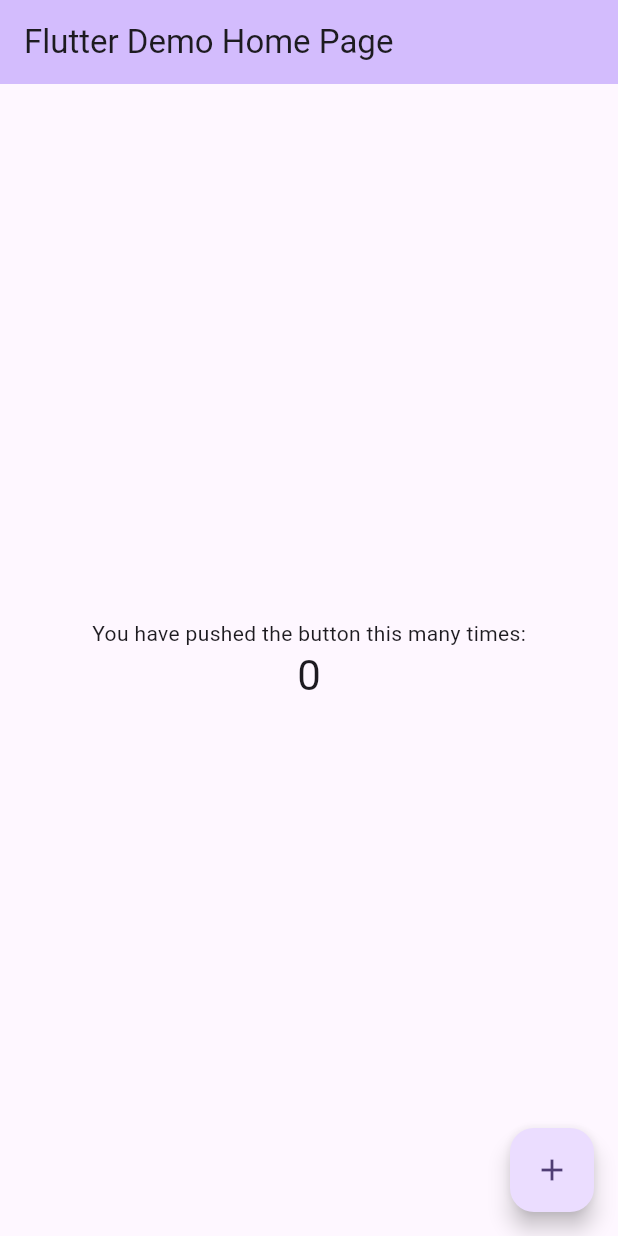
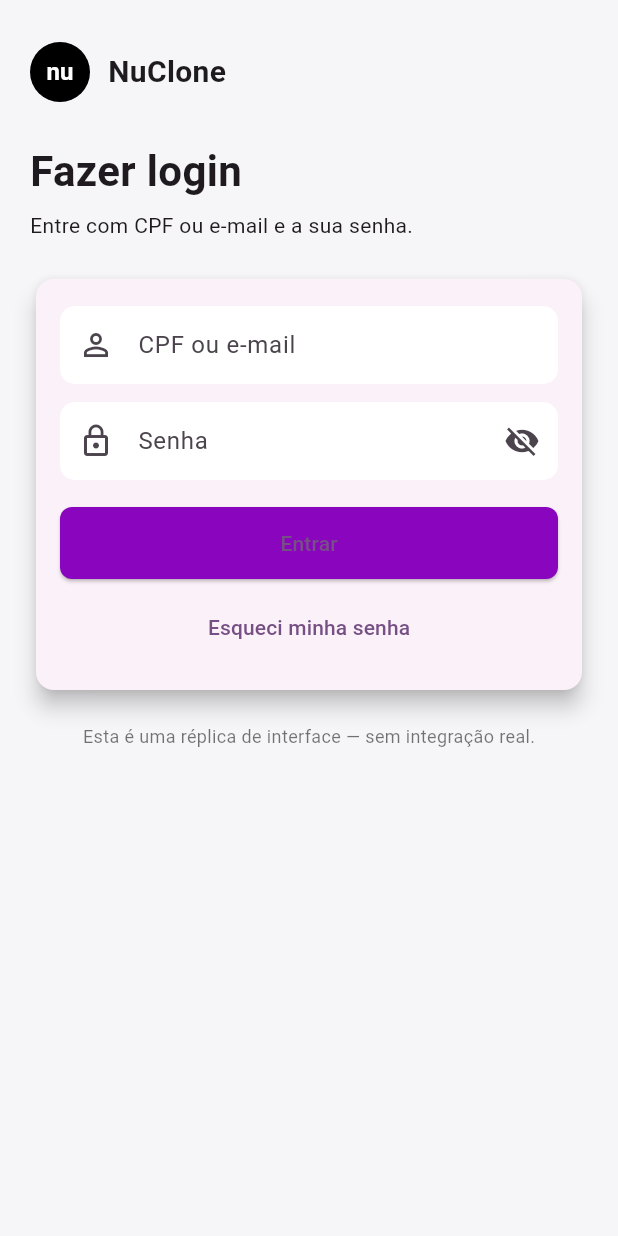
Before and after one commit to marcokovaleski/nubank-like, a Flutter app: the screen it shows after launch, on a phone screen of 412 x 824 dp. Run offline on Flutter 3.47's test engine with Material 3 defaults, Android fonts, the phone set to English and light mode, and no system bars.

Commit message:
first version

```diff
--- a/lib/main.dart
+++ b/lib/main.dart
@@ -1,122 +1,55 @@
+// lib/main.dart
 import 'package:flutter/material.dart';
+import 'screens/splash_screen.dart';
+import 'screens/login_screen.dart';
+import 'screens/home_screen.dart';
 
 void main() {
-  runApp(const MyApp());
+  runApp(const NubankUiCloneApp());
 }
 
-class MyApp extends StatelessWidget {
-  const MyApp({super.key});
+/// Aplicação principal com rotas nomeadas.
+/// Observação: ajustei o tema para priorizar a paleta "roxinha" parecida com o Nubank.
+class NubankUiCloneApp extends StatelessWidget {
+  const NubankUiCloneApp({super.key});
 
-  // This widget is the root of your application.
+  // Cor base usada no app (Nubank-like)
+  static const Color nubankPurple = Color(0xFF8A05BE);
+
   @override
   Widget build(BuildContext context) {
     return MaterialApp(
-      title: 'Flutter Demo',
+      title: 'Nubank UI Clone',
+      debugShowCheckedModeBanner: false,
       theme: ThemeData(
-        // This is the theme of your application.
-        //
-        // TRY THIS: Try running your application with "flutter run". You'll see
-        // the application has a purple toolbar. Then, without quitting the app,
-        // try changing the seedColor in the colorScheme below to Colors.green
-        // and then invoke "hot reload" (save your changes or press the "hot
-        // reload" button in a Flutter-supported IDE, or press "r" if you used
-        // the command line to start the app).
-        //
-        // Notice that the counter didn't reset back to zero; the application
-        // state is not lost during the reload. To reset the state, use hot
-        // restart instead.
-        //
-        // This works for code too, not just values: Most code changes can be
-        // tested with just a hot reload.
-        colorScheme: ColorScheme.fromSeed(seedColor: Colors.deepPurple),
+        primaryColor: nubankPurple,
+        colorScheme: ColorScheme.fromSeed(seedColor: nubankPurple),
+        scaffoldBackgroundColor: const Color(0xFFF6F6F8),
+        elevatedButtonTheme: ElevatedButtonThemeData(
+          style: ElevatedButton.styleFrom(
+            backgroundColor: nubankPurple,
+            shape:
+                RoundedRectangleBorder(borderRadius: BorderRadius.circular(8)),
+            padding: const EdgeInsets.symmetric(vertical: 14, horizontal: 20),
+          ),
+        ),
+        inputDecorationTheme: InputDecorationTheme(
+          filled: true,
+          fillColor: Colors.white,
+          contentPadding:
+              const EdgeInsets.symmetric(vertical: 14, horizontal: 16),
+          border: OutlineInputBorder(
+              borderRadius: BorderRadius.circular(10),
+              borderSide: BorderSide.none),
+        ),
       ),
-      home: const MyHomePage(title: 'Flutter Demo Home Page'),
+      // Rotas nomeadas. A splash screen inicial tem a duração configurável.
+      initialRoute: '/',
+      routes: {
+        '/': (context) => const SplashScreen(durationSeconds: 3),
+        '/login': (context) => const LoginScreen(),
+        '/home': (context) => const HomeScreen(),
+      },
     );
   }
 }
-
-class MyHomePage extends StatefulWidget {
-  const MyHomePage({super.key, required this.title});
-
-  // This widget is the home page of your application. It is stateful, meaning
-  // that it has a State object (defined below) that contains fields that affect
-  // how it looks.
-
-  // This class is the configuration for the state. It holds the values (in this
-  // case the title) provided by the parent (in this case the App widget) and
-  // used by the build method of the State. Fields in a Widget subclass are
-  // always marked "final".
-
-  final String title;
-
-  @override
-  State<MyHomePage> createState() => _MyHomePageState();
-}
-
-class _MyHomePageState extends State<MyHomePage> {
-  int _counter = 0;
-
-  void _incrementCounter() {
-    setState(() {
-      // This call to setState tells the Flutter framework that something has
-      // changed in this State, which causes it to rerun the build method below
-      // so that the display can reflect the updated values. If we changed
-      // _counter without calling setState(), then the build method would not be
-      // called again, and so nothing would appear to happen.
-      _counter++;
-    });
-  }
-
-  @override
-  Widget build(BuildContext context) {
-    // This method is rerun every time setState is called, for instance as done
-    // by the _incrementCounter method above.
-    //
-    // The Flutter framework has been optimized to make rerunning build methods
-    // fast, so that you can just rebuild anything that needs updating rather
-    // than having to individually change instances of widgets.
-    return Scaffold(
-      appBar: AppBar(
-        // TRY THIS: Try changing the color here to a specific color (to
-        // Colors.amber, perhaps?) and trigger a hot reload to see the AppBar
-        // change color while the other colors stay the same.
-        backgroundColor: Theme.of(context).colorScheme.inversePrimary,
-        // Here we take the value from the MyHomePage object that was created by
-        // the App.build method, and use it to set our appbar title.
-        title: Text(widget.title),
-      ),
-      body: Center(
-        // Center is a layout widget. It takes a single child and positions it
-        // in the middle of the parent.
-        child: Column(
-          // Column is also a layout widget. It takes a list of children and
-          // arranges them vertically. By default, it sizes itself to fit its
-          // children horizontally, and tries to be as tall as its parent.
-          //
-          // Column has various properties to control how it sizes itself and
-          // how it positions its children. Here we use mainAxisAlignment to
-          // center the children vertically; the main axis here is the vertical
-          // axis because Columns are vertical (the cross axis would be
-          // horizontal).
-          //
-          // TRY THIS: Invoke "debug painting" (choose the "Toggle Debug Paint"
-          // action in the IDE, or press "p" in the console), to see the
-          // wireframe for each widget.
-          mainAxisAlignment: MainAxisAlignment.center,
-          children: <Widget>[
-            const Text('You have pushed the button this many times:'),
-            Text(
-              '$_counter',
-              style: Theme.of(context).textTheme.headlineMedium,
-            ),
-          ],
-        ),
-      ),
-      floatingActionButton: FloatingActionButton(
-        onPressed: _incrementCounter,
-        tooltip: 'Increment',
-        child: const Icon(Icons.add),
-      ), // This trailing comma makes auto-formatting nicer for build methods.
-    );
-  }
-}
--- /dev/null
+++ b/lib/screens/login_screen.dart
@@ -0,0 +1,184 @@
+// lib/screens/login_screen.dart
+import 'package:flutter/material.dart';
+
+/// Tela de login com campos para "CPF ou e-mail" e "Senha".
+/// Ao pressionar "Entrar" valida campos e navega para a Home (pushReplacement).
+class LoginScreen extends StatefulWidget {
+  const LoginScreen({super.key});
+
+  @override
+  State<LoginScreen> createState() => _LoginScreenState();
+}
+
+class _LoginScreenState extends State<LoginScreen> {
+  final _formKey = GlobalKey<FormState>();
+  final TextEditingController _userFieldController = TextEditingController();
+  final TextEditingController _passwordController = TextEditingController();
+  bool _hidePassword = true;
+
+  @override
+  void dispose() {
+    _userFieldController.dispose();
+    _passwordController.dispose();
+    super.dispose();
+  }
+
+  String _deriveNameFromInput(String input) {
+    // Se for e-mail, pega a parte antes do '@' e capitaliza.
+    if (input.contains('@')) {
+      final beforeAt = input.split('@')[0];
+      // substitui pontos e underlines por espaços e capitaliza palavras
+      final parts = beforeAt.split(RegExp(r'[._\-]')).where((s) => s.isNotEmpty);
+      return parts
+          .map((p) =>
+              p.isEmpty ? p : '${p[0].toUpperCase()}${p.substring(1).toLowerCase()}')
+          .join(' ');
+    }
+    // Para CPF ou outra entrada, retorna "Usuário"
+    return 'Usuário';
+  }
+
+  void _onLoginPressed() {
+    if (_formKey.currentState?.validate() ?? false) {
+      final raw = _userFieldController.text.trim();
+      final displayName = _deriveNameFromInput(raw);
+      // Substitui a rota de login pela home e passa o nome como argumento
+      Navigator.of(context)
+          .pushReplacementNamed('/home', arguments: {'name': displayName});
+    }
+  }
+
+  @override
+  Widget build(BuildContext context) {
+    const purple = Color(0xFF8A05BE);
+    return Scaffold(
+      body: SafeArea(
+        child: SingleChildScrollView(
+          padding: const EdgeInsets.symmetric(horizontal: 20, vertical: 28),
+          child: Column(
+            crossAxisAlignment: CrossAxisAlignment.start,
+            children: [
+              // Top area com logo + pequeno subtítulo
+              Row(
+                children: const [
+                  // substitua por Image.asset se tiver logo local
+                  CircleAvatar(
+                    backgroundColor: Colors.black,
+                    radius: 20,
+                    child: Text('nu',
+                        style: TextStyle(
+                            color: Colors.white, fontWeight: FontWeight.bold)),
+                  ),
+                  SizedBox(width: 12),
+                  Text(
+                    'NuClone',
+                    style: TextStyle(
+                      fontSize: 20,
+                      fontWeight: FontWeight.w700,
+                    ),
+                  ),
+                ],
+              ),
+              const SizedBox(height: 26),
+              const Text(
+                'Fazer login',
+                style: TextStyle(fontSize: 28, fontWeight: FontWeight.bold),
+              ),
+              const SizedBox(height: 6),
+              const Text('Entre com CPF ou e-mail e a sua senha.'),
+              const SizedBox(height: 22),
+
+              // Card branco com o formulário
+              Card(
+                elevation: 6,
+                shape: RoundedRectangleBorder(
+                    borderRadius: BorderRadius.circular(12)),
+                child: Padding(
+                  padding: const EdgeInsets.symmetric(
+                      horizontal: 16.0, vertical: 18.0),
+                  child: Form(
+                    key: _formKey,
+                    child: Column(
+                      children: [
+                        // CPF ou e-mail
+                        TextFormField(
+                          controller: _userFieldController,
+                          keyboardType: TextInputType.emailAddress,
+                          decoration: const InputDecoration(
+                            labelText: 'CPF ou e-mail',
+                            prefixIcon: Icon(Icons.person_outline),
+                          ),
+                          validator: (v) {
+                            if (v == null || v.trim().isEmpty) {
+                              return 'Informe CPF ou e-mail';
+                            }
+                            return null;
+                          },
+                        ),
+                        const SizedBox(height: 12),
+                        // Senha com toggle de visibilidade
+                        TextFormField(
+                          controller: _passwordController,
+                          obscureText: _hidePassword,
+                          decoration: InputDecoration(
+                            labelText: 'Senha',
+                            prefixIcon: const Icon(Icons.lock_outline),
+                            suffixIcon: IconButton(
+                              icon: Icon(_hidePassword
+                                  ? Icons.visibility_off
+                                  : Icons.visibility),
+                              onPressed: () =>
+                                  setState(() => _hidePassword = !_hidePassword),
+                            ),
+                          ),
+                          validator: (v) {
+                            if (v == null || v.isEmpty) {
+                              return 'Informe a senha';
+                            }
+                            if (v.length < 4) {
+                              return 'Senha muito curta';
+                            }
+                            return null;
+                          },
+                        ),
+                        const SizedBox(height: 18),
+                        // Botão de login
+                        SizedBox(
+                          width: double.infinity,
+                          child: ElevatedButton(
+                            onPressed: _onLoginPressed,
+                            child: const Text('Entrar'),
+                          ),
+                        ),
+                        const SizedBox(height: 8),
+                        TextButton(
+                          onPressed: () {
+                            // ação visual apenas (sem backend)
+                            ScaffoldMessenger.of(context).showSnackBar(
+                              const SnackBar(
+                                  content: Text(
+                                      'Fluxo de recuperação de senha não implementado.')),
+                            );
+                          },
+                          child: const Text('Esqueci minha senha'),
+                        )
+                      ],
+                    ),
+                  ),
+                ),
+              ),
+              const SizedBox(height: 18),
+              // Dica / footer
+              const Center(
+                child: Text(
+                  'Esta é uma réplica de interface — sem integração real.',
+                  style: TextStyle(fontSize: 12, color: Colors.black54),
+                ),
+              )
+            ],
+          ),
+        ),
+      ),
+    );
+  }
+}
```
Also changed, not shown: lib/screens/home_screen.dart (added, +251 -0 lines), lib/screens/splash_screen.dart (added, +97 -0 lines), lib/utils/constants.dart (added), lib/widgets/action_item.dart (added), 1 other file.
